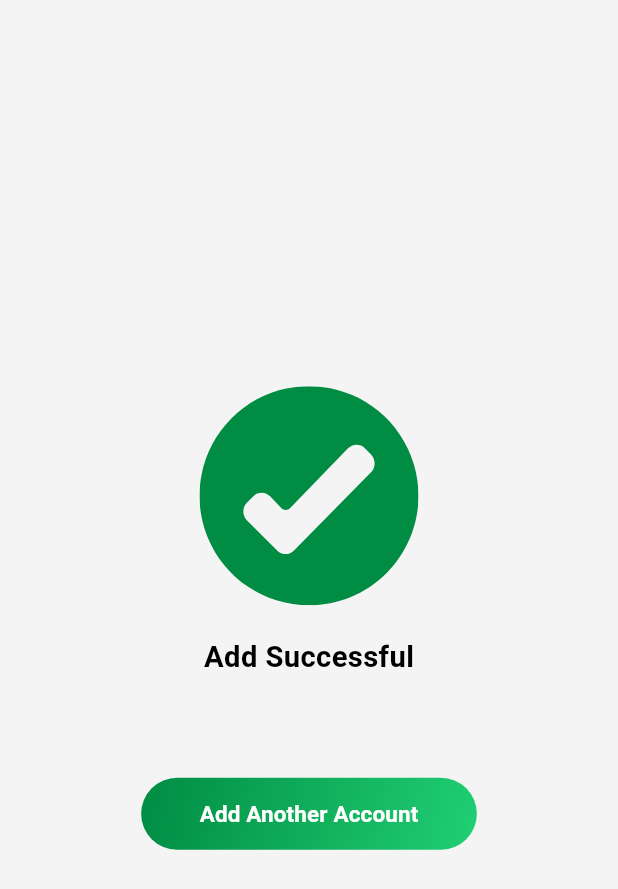
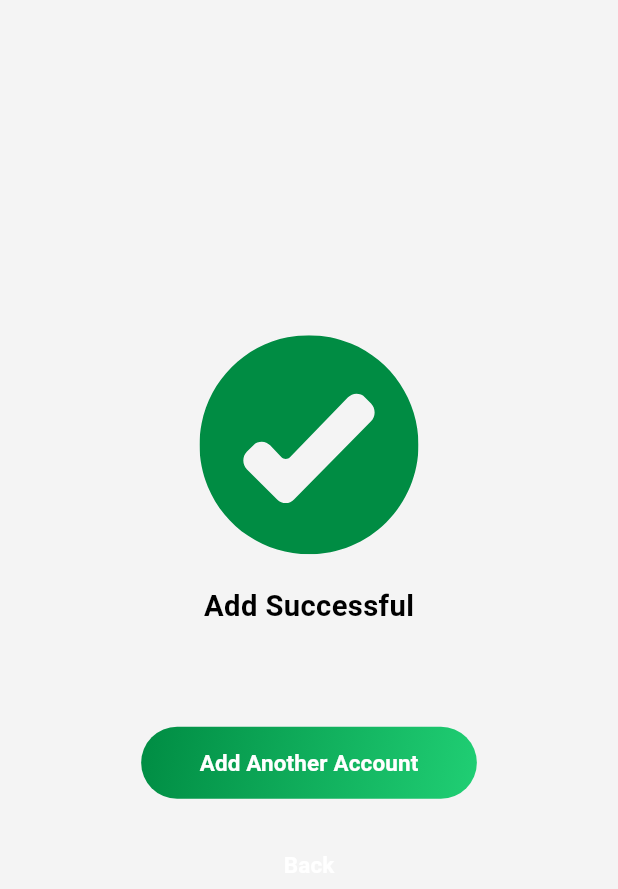
Before and after one commit to AhmadHamdy1101/EFS-Misr, a Flutter app: the AddSuccessPageBody screen opened directly with empty values, on a phone screen of 412 x 824 dp. Shown: the top 889 px of the screen. Run offline on Flutter 3.47's test engine with Material 3 defaults, Android fonts, the phone set to English and light mode, and no system bars; our stand-ins replace dartz, flutter_bloc, flutter_datetime_picker_plus, flutter_slidable, flutter_svg, get and 6 more; missing offline and left inert: file_saver, mobile_scanner, syncfusion_flutter_xlsio; accounts and stored records are empty; Roboto replaces fonts that are missing (lato).

Commit message:
update state of tickets (1)

```diff
--- a/lib/Features/Home/presentation/viewmodel/tickets_state.dart
+++ b/lib/Features/Home/presentation/viewmodel/tickets_state.dart
@@ -13,3 +13,10 @@ final class GetTicketsFailure extends TicketsState {
   final String errMsg;
   GetTicketsFailure({required this.errMsg});
 }
+
+
+final class UpdateTicketStatusSuccess extends TicketsState{
+  final Tickets tickets;
+  UpdateTicketStatusSuccess({required this.tickets});
+
+}
--- a/lib/Features/Home/presentation/widgets/add_success_page_body.dart
+++ b/lib/Features/Home/presentation/widgets/add_success_page_body.dart
@@ -2,6 +2,7 @@
 import 'package:efs_misr/core/utils/app_colors.dart';
 import 'package:flutter/material.dart';
 import 'package:flutter_svg/svg.dart';
+import 'package:get/get.dart';
 
 import '../../../../core/utils/app_text_styles.dart';
 
@@ -43,24 +44,40 @@ class AddSuccessPageBody extends StatelessWidget {
                       ),
                       child: ElevatedButton(
                         onPressed: () {},
+                        style: ButtonStyle(
+                          backgroundColor: MaterialStateProperty.all<Color>(
+                            Colors.transparent,
+                          ),
+                          elevation: MaterialStateProperty.all<double>(0),
+                        ),
                         child: Text(
                           'Add Another Account',
                           style: AppTextStyle.latoBold20(
                             context,
                           ).copyWith(color: AppColors.white),
                         ),
-                        style: ButtonStyle(
-                          backgroundColor: MaterialStateProperty.all<Color>(
-                            Colors.transparent,
-                          ),
-                          elevation: MaterialStateProperty.all<double>(0),
-                        ),
                       ),
                     ),
                   ],
                 ),
               ),
-
+              ElevatedButton(
+                onPressed: () {
+                  Get.back();
+                },
+                style: ButtonStyle(
+                  backgroundColor: WidgetStateProperty.all<Color>(
+                    Colors.transparent,
+                  ),
+                  elevation: WidgetStateProperty.all<double>(0),
+                ),
+                child: Text(
+                  'Back',
+                  style: AppTextStyle.latoBold20(
+                    context,
+                  ).copyWith(color: AppColors.white),
+                ),
+              ),
             ],
           ),
         ),
```
Also changed, not shown: lib/Features/Home/presentation/viewmodel/tickets_cubit.dart (+4 -6 lines), lib/Features/Home/presentation/widgets/add_Tickets_page_body.dart (+4 -6 lines), lib/Features/Home/presentation/widgets/ticket_details_page_body.dart (+97 -57 lines), lib/Features/Home/presentation/widgets/ticket_page_body.dart (+30 -23 lines).
